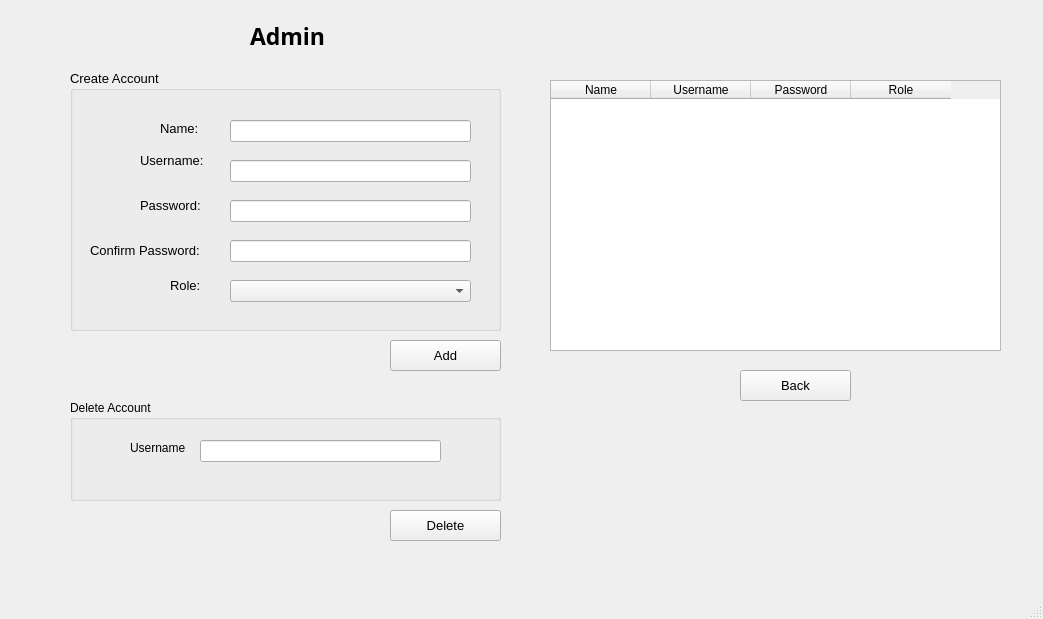
Muneeba-Badar/DB-Final-Project, file admin.ui: the form before one commit.
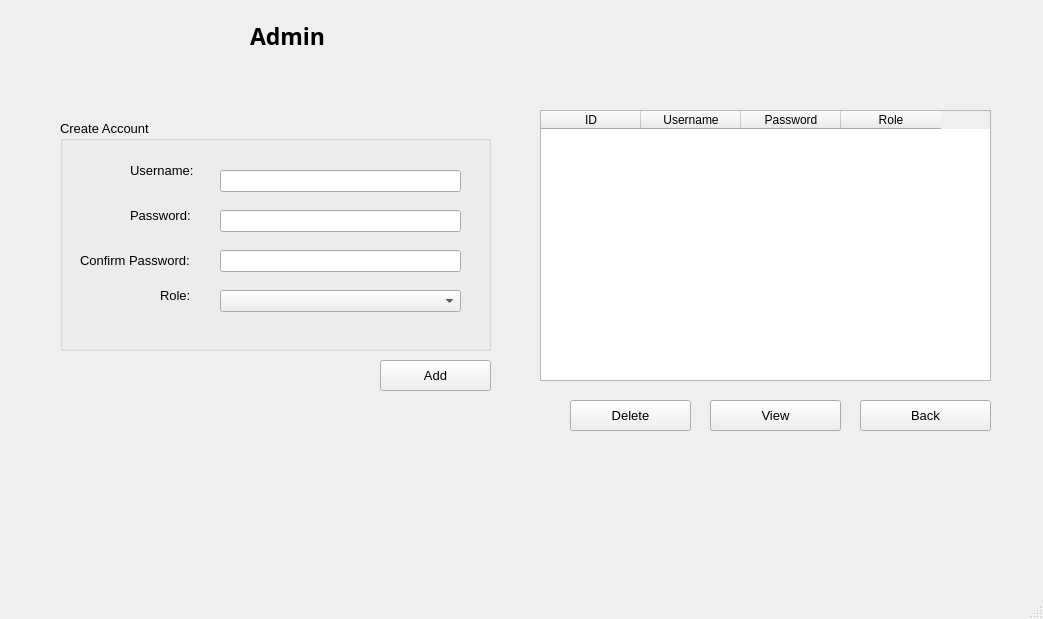
The form after the commit.

Patch:
```diff
--- a/admin.ui
+++ b/admin.ui
@@ -17,8 +17,8 @@
    <widget class="QLabel" name="label_2">
     <property name="geometry">
      <rect>
-      <x>110</x>
-      <y>130</y>
+      <x>100</x>
+      <y>180</y>
       <width>55</width>
       <height>16</height>
      </rect>
@@ -30,10 +30,10 @@
    <widget class="QGroupBox" name="groupBox">
     <property name="geometry">
      <rect>
-      <x>70</x>
-      <y>70</y>
+      <x>60</x>
+      <y>120</y>
       <width>431</width>
-      <height>261</height>
+      <height>231</height>
      </rect>
     </property>
     <property name="font">
@@ -48,7 +48,7 @@
      <property name="geometry">
       <rect>
        <x>70</x>
-       <y>70</y>
+       <y>30</y>
        <width>81</width>
        <height>41</height>
       </rect>
@@ -61,7 +61,7 @@
      <property name="geometry">
       <rect>
        <x>70</x>
-       <y>120</y>
+       <y>80</y>
        <width>81</width>
        <height>31</height>
       </rect>
@@ -74,7 +74,7 @@
      <property name="geometry">
       <rect>
        <x>100</x>
-       <y>200</y>
+       <y>160</y>
        <width>51</width>
        <height>31</height>
       </rect>
@@ -87,7 +87,7 @@
      <property name="geometry">
       <rect>
        <x>160</x>
-       <y>90</y>
+       <y>50</y>
        <width>241</width>
        <height>22</height>
       </rect>
@@ -97,43 +97,20 @@
      <property name="geometry">
       <rect>
        <x>160</x>
-       <y>130</y>
+       <y>90</y>
        <width>241</width>
        <height>22</height>
       </rect>
      </property>
      <property name="echoMode">
-      <enum>QLineEdit::Password</enum>
+      <enum>QLineEdit::Normal</enum>
      </property>
     </widget>
     <widget class="QComboBox" name="Role">
      <property name="geometry">
       <rect>
        <x>160</x>
-       <y>210</y>
-       <width>241</width>
-       <height>22</height>
-      </rect>
-     </property>
-    </widget>
-    <widget class="QLabel" name="label_6">
-     <property name="geometry">
-      <rect>
-       <x>90</x>
-       <y>50</y>
-       <width>55</width>
-       <height>16</height>
-      </rect>
-     </property>
-     <property name="text">
-      <string>Name:</string>
-     </property>
-    </widget>
-    <widget class="QLineEdit" name="Name">
-     <property name="geometry">
-      <rect>
-       <x>160</x>
-       <y>50</y>
+       <y>170</y>
        <width>241</width>
        <height>22</height>
       </rect>
@@ -143,7 +120,7 @@
      <property name="geometry">
       <rect>
        <x>20</x>
-       <y>170</y>
+       <y>130</y>
        <width>121</width>
        <height>21</height>
       </rect>
@@ -156,21 +133,21 @@
      <property name="geometry">
       <rect>
        <x>160</x>
-       <y>170</y>
+       <y>130</y>
        <width>241</width>
        <height>22</height>
       </rect>
      </property>
      <property name="echoMode">
-      <enum>QLineEdit::Password</enum>
+      <enum>QLineEdit::Normal</enum>
      </property>
     </widget>
    </widget>
    <widget class="QPushButton" name="AAddBtn">
     <property name="geometry">
      <rect>
-      <x>390</x>
-      <y>340</y>
+      <x>380</x>
+      <y>360</y>
       <width>111</width>
       <height>31</height>
      </rect>
@@ -187,9 +164,9 @@
    <widget class="QPushButton" name="ABackBtn">
     <property name="geometry">
      <rect>
-      <x>740</x>
-      <y>370</y>
-      <width>111</width>
+      <x>860</x>
+      <y>400</y>
+      <width>131</width>
       <height>31</height>
      </rect>
     </property>
@@ -226,15 +203,15 @@
    <widget class="QTableWidget" name="AdminTable">
     <property name="geometry">
      <rect>
-      <x>550</x>
-      <y>80</y>
+      <x>540</x>
+      <y>110</y>
       <width>451</width>
       <height>271</height>
      </rect>
     </property>
     <column>
      <property name="text">
-      <string>Name</string>
+      <string>ID</string>
      </property>
     </column>
     <column>
@@ -253,63 +230,12 @@
      </property>
     </column>
    </widget>
-   <widget class="QGroupBox" name="groupBox_2">
-    <property name="geometry">
-     <rect>
-      <x>70</x>
-      <y>400</y>
-      <width>431</width>
-      <height>101</height>
-     </rect>
-    </property>
-    <property name="font">
-     <font>
-      <pointsize>9</pointsize>
-     </font>
-    </property>
-    <property name="title">
-     <string>Delete Account</string>
-    </property>
-    <widget class="QLabel" name="label_9">
-     <property name="geometry">
-      <rect>
-       <x>60</x>
-       <y>40</y>
-       <width>55</width>
-       <height>16</height>
-      </rect>
-     </property>
-     <property name="font">
-      <font>
-       <pointsize>9</pointsize>
-      </font>
-     </property>
-     <property name="text">
-      <string>Username:</string>
-     </property>
-    </widget>
-    <widget class="QLineEdit" name="Name_2">
-     <property name="geometry">
-      <rect>
-       <x>130</x>
-       <y>40</y>
-       <width>241</width>
-       <height>22</height>
-      </rect>
-     </property>
-     <property name="font">
-      <font>
-       <pointsize>9</pointsize>
-      </font>
-     </property>
-    </widget>
-   </widget>
    <widget class="QPushButton" name="ADelBtn">
     <property name="geometry">
      <rect>
-      <x>390</x>
-      <y>510</y>
-      <width>111</width>
+      <x>570</x>
+      <y>400</y>
+      <width>121</width>
       <height>31</height>
      </rect>
     </property>
@@ -322,6 +248,24 @@
      <string>Delete</string>
     </property>
    </widget>
+   <widget class="QPushButton" name="AViewBtn">
+    <property name="geometry">
+     <rect>
+      <x>710</x>
+      <y>400</y>
+      <width>131</width>
+      <height>31</height>
+     </rect>
+    </property>
+    <property name="font">
+     <font>
+      <pointsize>10</pointsize>
+     </font>
+    </property>
+    <property name="text">
+     <string>View</string>
+    </property>
+   </widget>
   </widget>
   <widget class="QMenuBar" name="menubar">
    <property name="geometry">
```
